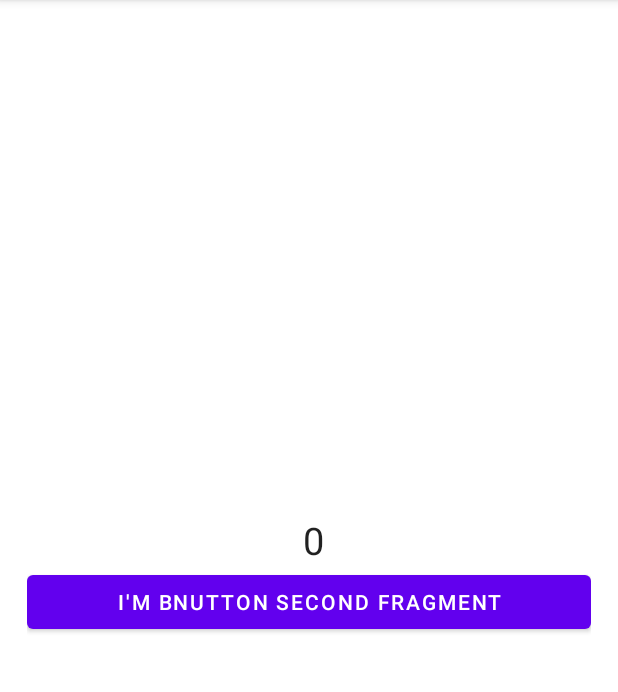
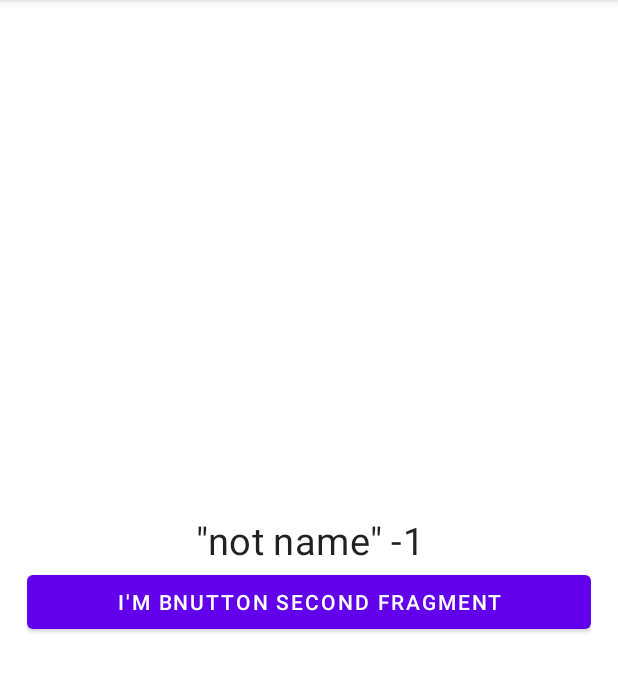
Before and after one commit to Noe-Chavez/CursoAndroidUdemy01, an Android app: the SecondFragment screen opened through its navigation route, on a phone screen of 412 x 824 dp, the part 84-776 px from its top. Run offline under Robolectric (Android 15) with nearby library versions, the phone set to English and light mode, and no system bars.

Commit message:
paso de parámetros mediante safe args. doc: https://developer.android.com/guide/navigation/navigation-pass-data?hl=es

```diff
--- a/app/build.gradle
+++ b/app/build.gradle
@@ -52,5 +52,6 @@ dependencies {
     testImplementation 'junit:junit:4.13.1'
     androidTestImplementation 'androidx.test.ext:junit:1.1.2'
     androidTestImplementation 'androidx.test.espresso:espresso-core:3.3.0'
-
+    // Safe Args
+    apply plugin: "androidx.navigation.safeargs.kotlin"
 }
--- a/app/src/main/java/mx/com/disoftware/SecondFragment.kt
+++ b/app/src/main/java/mx/com/disoftware/SecondFragment.kt
@@ -4,18 +4,19 @@ import android.os.Bundle
 import android.view.View
 import android.widget.TextView
 import androidx.fragment.app.Fragment
+import androidx.navigation.NavArgs
+import androidx.navigation.fragment.navArgs
 
 class SecondFragment : Fragment(R.layout.fragment_second) {
 
     private var nombre: String? = ""
     private var edad: Int? = 0
+    private val args: SecondFragmentArgs by navArgs()
 
     override fun onCreate(savedInstanceState: Bundle?) {
         super.onCreate(savedInstanceState)
-        arguments?.let {
-            nombre = it.getString("nombre")
-            edad = it.getInt("edad")
-        }
+        nombre = args.nombre
+        edad = args.edad
     }
 
     override fun onViewCreated(view: View, savedInstanceState: Bundle?) {
--- a/app/src/main/res/navigation/main_graph.xml
+++ b/app/src/main/res/navigation/main_graph.xml
@@ -19,5 +19,15 @@
         android:id="@+id/secondFragment"
         android:name="mx.com.disoftware.SecondFragment"
         android:label="fragment_second"
-        tools:layout="@layout/fragment_second"/>
+        tools:layout="@layout/fragment_second">
+        <argument
+            android:name="nombre"
+            app:argType="string"
+            app:nullable="true"
+            android:defaultValue='"not name"' />
+        <argument
+            android:name="edad"
+            app:argType="integer"
+            android:defaultValue="-1" />
+    </fragment>
 </navigation>
--- a/build.gradle
+++ b/build.gradle
@@ -1,6 +1,8 @@
 // Top-level build file where you can add configuration options common to all sub-projects/modules.
 buildscript {
-    ext.kotlin_version = "1.4.21"
+    ext.kotlin_version = "1.4.30"
+    ext.nav_version = "2.3.3"
+    // Safe Args
     ext.nav_version = "2.3.3"
 
     repositories {
@@ -10,6 +12,8 @@ buildscript {
     dependencies {
         classpath "com.android.tools.build:gradle:4.1.2"
         classpath "org.jetbrains.kotlin:kotlin-gradle-plugin:$kotlin_version"
+        // Safe Args
+        classpath "androidx.navigation:navigation-safe-args-gradle-plugin:$nav_version"
 
         // NOTE: Do not place your application dependencies here; they belong
         // in the individual module build.gradle files
```
Also changed, not shown: app/src/main/java/mx/com/disoftware/FirstFragment.kt (+5 -3 lines), gradle/wrapper/gradle-wrapper.properties, 325 other files.
